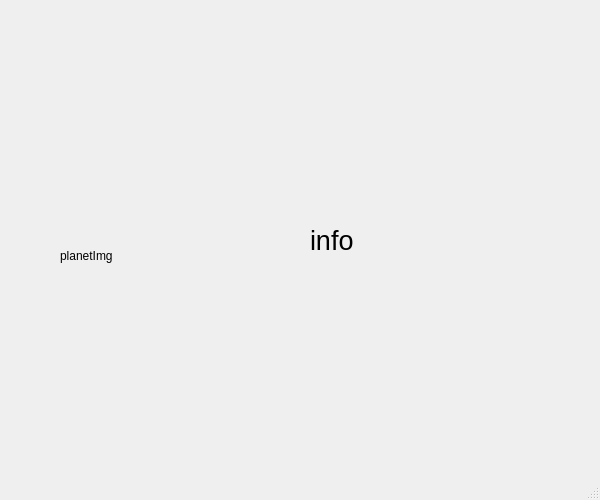
The window that Syzygy/planetinfoform.ui (maxpe3447/SyZyGy) describes before a commit, drawn with Qt 5.
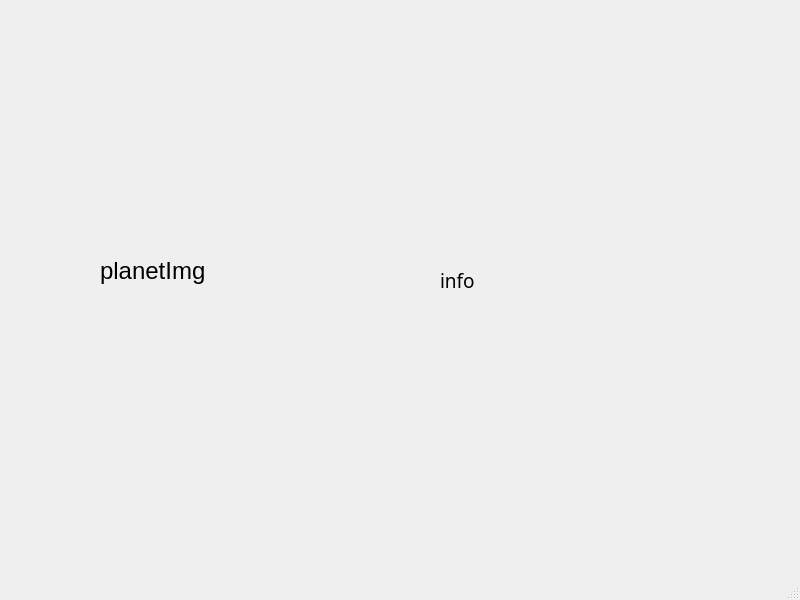
The same window after the commit. Icons and pictures are not drawn.

The edit to the form file:
```diff
--- a/Syzygy/planetinfoform.ui
+++ b/Syzygy/planetinfoform.ui
@@ -6,13 +6,21 @@
    <rect>
     <x>0</x>
     <y>0</y>
-    <width>600</width>
-    <height>500</height>
+    <width>800</width>
+    <height>600</height>
    </rect>
   </property>
+  <property name="font">
+   <font>
+    <pointsize>18</pointsize>
+   </font>
+  </property>
   <property name="windowTitle">
    <string>MainWindow</string>
   </property>
+  <property name="styleSheet">
+   <string notr="true">background-image: url(:/BackGround/Image/BackGroun.jpg);</string>
+  </property>
   <property name="documentMode">
    <bool>false</bool>
   </property>
@@ -20,10 +28,10 @@
    <widget class="QLabel" name="planeyImg">
     <property name="geometry">
      <rect>
-      <x>60</x>
-      <y>140</y>
-      <width>241</width>
-      <height>231</height>
+      <x>100</x>
+      <y>180</y>
+      <width>181</width>
+      <height>181</height>
      </rect>
     </property>
     <property name="text">
@@ -33,15 +41,16 @@
    <widget class="QLabel" name="lInfo">
     <property name="geometry">
      <rect>
-      <x>310</x>
-      <y>170</y>
-      <width>281</width>
-      <height>141</height>
+      <x>440</x>
+      <y>60</y>
+      <width>311</width>
+      <height>441</height>
      </rect>
     </property>
     <property name="font">
      <font>
-      <pointsize>20</pointsize>
+      <family>Castellar</family>
+      <pointsize>14</pointsize>
      </font>
     </property>
     <property name="text">
```
Left out of the diff: 2 changed lines with no effect on the pictures.
